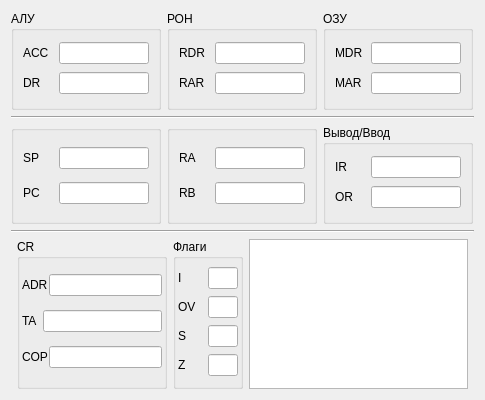
Above: gui/cpuwidget.ui from Buvaluy/VirtualMachine before the change. Below: the same form after it.
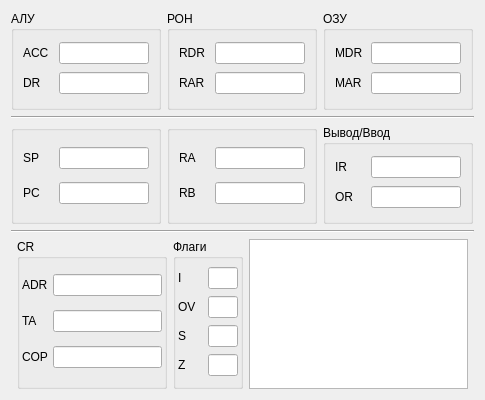
That is the form after the change.

```diff
--- a/gui/cpuwidget.ui
+++ b/gui/cpuwidget.ui
@@ -25,6 +25,9 @@
   <property name="windowTitle">
    <string>Form</string>
   </property>
+  <property name="styleSheet">
+   <string notr="true">font: 10pt &quot;Consolas&quot;;</string>
+  </property>
   <layout class="QVBoxLayout" name="verticalLayout">
    <item>
     <layout class="QHBoxLayout" name="horizontalLayout_22">
@@ -509,10 +512,16 @@
            <widget class="QLabel" name="label_10">
             <property name="minimumSize">
              <size>
-              <width>20</width>
+              <width>30</width>
               <height>0</height>
              </size>
             </property>
+            <property name="maximumSize">
+             <size>
+              <width>30</width>
+              <height>16777215</height>
+             </size>
+            </property>
             <property name="text">
              <string>ADR</string>
             </property>
@@ -533,10 +542,16 @@
            <widget class="QLabel" name="label_9">
             <property name="minimumSize">
              <size>
-              <width>20</width>
+              <width>30</width>
               <height>0</height>
              </size>
             </property>
+            <property name="maximumSize">
+             <size>
+              <width>30</width>
+              <height>16777215</height>
+             </size>
+            </property>
             <property name="text">
              <string>TA</string>
             </property>
@@ -557,10 +572,16 @@
            <widget class="QLabel" name="label_8">
             <property name="minimumSize">
              <size>
-              <width>20</width>
+              <width>30</width>
               <height>0</height>
              </size>
             </property>
+            <property name="maximumSize">
+             <size>
+              <width>30</width>
+              <height>16777215</height>
+             </size>
+            </property>
             <property name="text">
              <string>COP</string>
             </property>
```
Left out of the diff: 43 changed lines with no effect on the pictures.
